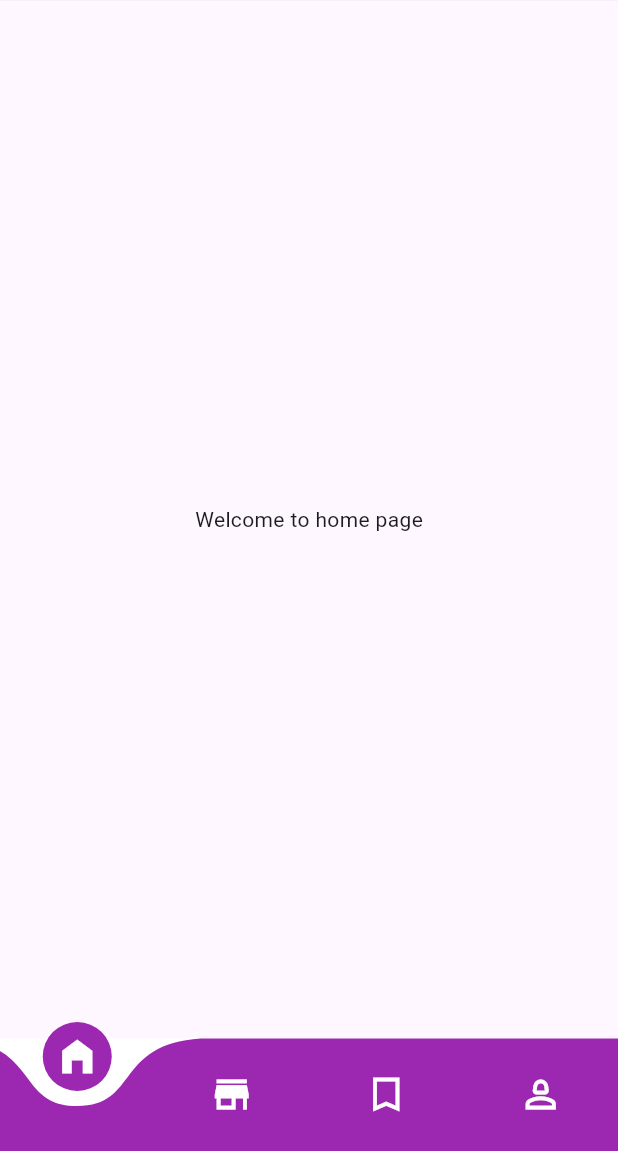
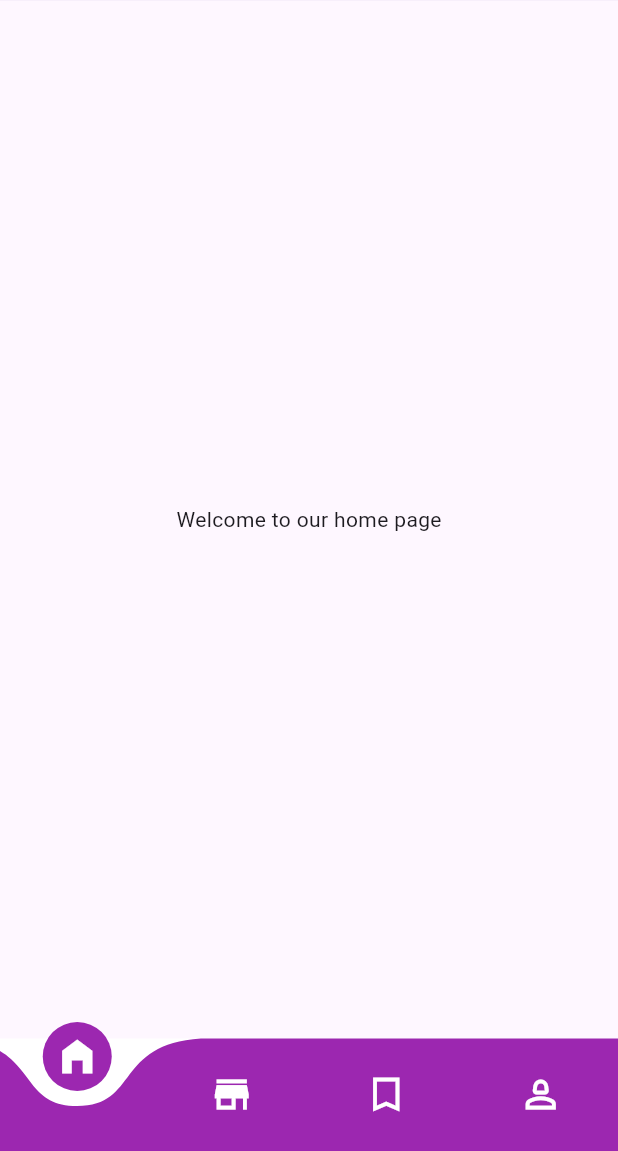
Before and after one commit to MusitafaJeilaniAbdulkadir/Job-Finder-App, a Flutter app: the screen it shows after launch, on a phone screen of 412 x 824 dp, the part 85-1236 px from its top. Run offline on Flutter 3.47's test engine with Material 3 defaults, Android fonts, the phone set to English and light mode, and no system bars; drawn by our look-alikes of curved_navigation_bar.

Commit message:
Update home.dart

```diff
--- a/job_portal/lib/home.dart
+++ b/job_portal/lib/home.dart
@@ -12,7 +12,7 @@ class _homeState extends State<home> {
   Widget build(BuildContext context) {
     return Scaffold(
       body: Center(
-        child: Text("Welcome to home page"),
+        child: Text("Welcome to our home page"),
       ),
     );
   }
```
